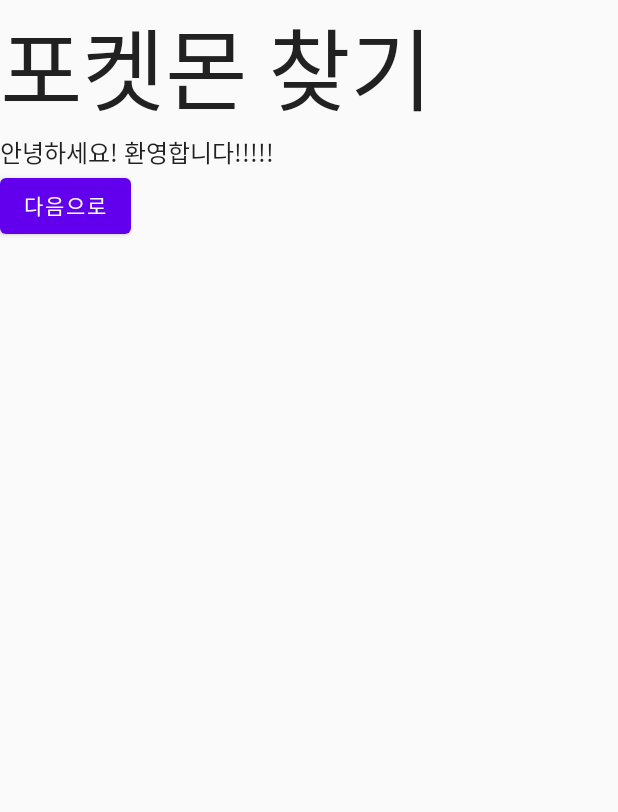
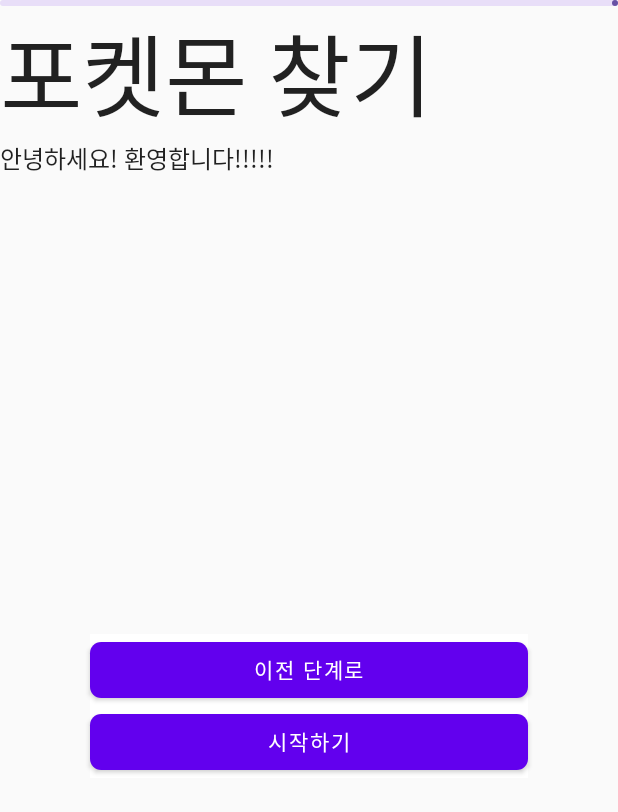
Before and after one commit to LeeSoJeong2/myPokemon, an Android app built with Jetpack Compose: the on_boarding screen opened through its navigation route, on a phone screen of 412 x 824 dp. Shown: the top 812 px of the screen. Run offline under Robolectric (Android 15) with nearby library versions, the phone set to English and light mode, and no system bars; our stand-ins replace Dagger/Hilt's generated code, Timber.

Commit message:
[fix] 온보딩 나가기 추가 및 버튼 분기 추가

```diff
--- a/app/src/main/java/com/kt/startkit/ui/features/onboarding/OnBoardingState.kt
+++ b/app/src/main/java/com/kt/startkit/ui/features/onboarding/OnBoardingState.kt
@@ -5,6 +5,9 @@ import com.kt.startkit.ui.features.onboarding.common.StepperState
 
 sealed class OnBoardingState(override val currentStep: Int, override val totalSteps: Int) :
     StepperState() {
+
+    class OnBoardingCancel(override val currentStep: Int, override val totalSteps: Int) :
+        OnBoardingState(currentStep, totalSteps)
     class OnBoardingInProgress(override val currentStep: Int, override val totalSteps: Int) :
         OnBoardingState(currentStep, totalSteps)
 
--- a/app/src/main/java/com/kt/startkit/ui/features/onboarding/OnBoardingStepper.kt
+++ b/app/src/main/java/com/kt/startkit/ui/features/onboarding/OnBoardingStepper.kt
@@ -1,22 +1,39 @@
 package com.kt.startkit.ui.features.onboarding
 
+import android.app.Activity
+import android.content.Context
+import android.util.Log
+import androidx.compose.foundation.layout.Arrangement
 import androidx.compose.foundation.layout.Column
 import androidx.compose.foundation.layout.Row
 import androidx.compose.foundation.layout.fillMaxHeight
+import androidx.compose.foundation.layout.fillMaxWidth
+import androidx.compose.material.AlertDialog
 import androidx.compose.material.Button
 import androidx.compose.material.MaterialTheme
 import androidx.compose.material.Text
+import androidx.compose.material3.LinearProgressIndicator
 import androidx.compose.runtime.Composable
+import androidx.compose.runtime.LaunchedEffect
+import androidx.compose.runtime.MutableState
 import androidx.compose.runtime.getValue
+import androidx.compose.runtime.mutableStateOf
+import androidx.compose.runtime.remember
 import androidx.compose.ui.Alignment
 import androidx.compose.ui.Modifier
+import androidx.compose.ui.platform.LocalContext
 import androidx.compose.ui.res.stringResource
+import androidx.compose.ui.window.Dialog
+import androidx.compose.ui.window.DialogProperties
 import androidx.hilt.navigation.compose.hiltViewModel
 import androidx.lifecycle.compose.collectAsStateWithLifecycle
+import androidx.navigation.NavController
 import com.kt.startkit.R
+import com.kt.startkit.core.datastore.PreferenceDataStore
 import com.kt.startkit.ui.features.main.LocalNavigationProvider
 import com.kt.startkit.ui.features.onboarding.common.Step
 import com.kt.startkit.ui.features.onboarding.step.find_pokemon.FindPokemonState
+import com.kt.startkit.ui.features.onboarding.step.find_pokemon.FindPokemonView
 import com.kt.startkit.ui.features.onboarding.step.find_pokemon.FindPokemonViewModel
 import com.kt.startkit.ui.features.onboarding.step.find_pokemon.sub_step.FindPokemonStep
 import com.kt.startkit.ui.features.onboarding.step.find_pokemon.sub_step.Screen
@@ -27,46 +44,38 @@ import com.kt.startkit.ui.navigator.navigate
 fun OnBoardingStepper(
     steps: List<Step>,
     stepperViewModel: OnBoardingViewModel = hiltViewModel(),
-    findPokemonViewModel: FindPokemonViewModel = hiltViewModel(),
-    // TODO 모든 viewmodel을 fetch해올 수 있으면 좋겠다,,
 ) {
 
     val navController = LocalNavigationProvider.current
     val stepperState by stepperViewModel.viewState.collectAsStateWithLifecycle()
-    val findPokemonState by findPokemonViewModel.viewState.collectAsStateWithLifecycle()
+    val step = steps[stepperState.currentStep]
+    var progress: Float = 0.0f
+
+    LaunchedEffect(step) {
+        progress = (stepperState.currentStep / steps.size).toFloat()
+    }
 
     Column(Modifier.fillMaxHeight()) {
+        LinearProgressIndicator(
+            progress = progress,
+            modifier = Modifier.fillMaxWidth(),
+
+        )
         Text(steps[stepperState.currentStep].title, style = MaterialTheme.typography.h2)
-        when (steps[stepperState.currentStep]) {
+        when (step) {
             is FindPokemonStep -> {
-                val findPokemonStep = steps[stepperState.currentStep] as FindPokemonStep
-                val subCurrentStep = findPokemonStep.subSteps[findPokemonState.currentStep]
-                Column {
-                    subCurrentStep.Screen(
-                        findPokemonViewModel
-                    )
-                    Row(
-                        verticalAlignment = Alignment.Bottom,
-                    ) {
-                        if (stepperState.currentStep > 0) Button(
-                            onClick = {
-                                subCurrentStep.onStepPrevious()
-                                findPokemonViewModel.updateStep(findPokemonState.currentStep - 1)
-                            }
-                        ) {
-                            Text(stringResource(R.string.previous_step))
-                        }
-                        Button(
-                            onClick = {
-                                subCurrentStep.onStepNext()
-                                findPokemonViewModel.updateStep(findPokemonState.currentStep + 1)
-                            }
-                        ) {
-                            Text(stringResource(R.string.next_step))
+                FindPokemonView(
+                    findPokemonStep = step,
+                    onPrevious = {
+                        stepperViewModel.updateStep(stepperState.currentStep - 1)
+                    }, onNext = {
+                        stepperViewModel.updateStep(stepperState.currentStep + 1)
+                    })
             }
         }
-                    if (findPokemonState is FindPokemonState.FindPokemonComplete) {
-                        stepperViewModel.updateStep(stepperState.currentStep + 1)
+    }
+    if (stepperState is OnBoardingState.OnBoardingCancel) {
+        OnBoardingDialog({ stepperViewModel.updateStep(stepperState.currentStep) }, navController)
     }
     if (stepperState is OnBoardingState.OnBoardingComplete) {
         navController.navigate(AppNavigationRoute.ROOT) {
@@ -75,7 +84,42 @@ fun OnBoardingStepper(
         }
     }
 }
+
+@Composable
+fun OnBoardingDialog(onDismiss: () -> Unit, navController: NavController) {
+//    val openDialog = remember {
+//        mutableStateOf(value)
+//    }
+    val activity = (LocalContext.current as? Activity)
+        AlertDialog(
+            onDismissRequest = {},
+            title = {
+                Text("나가면 종료됩니다.")
+            },
+            text = {
+                Text("다음에 다시 실행하실래요?")
+            },
+            dismissButton = {
+                Button(
+                    onClick = {
+                        onDismiss()
                     }
+                ) {
+                    Text("아니오")
                 }
+            },
+            confirmButton = {
+                Button(
+                    onClick = {
+                        activity?.finish()
                     }
+                ) {
+                    Text("예")
                 }
+            },
+            properties = DialogProperties(
+                dismissOnClickOutside = false,
+                dismissOnBackPress = false,
+            )
+        )
+}
--- a/app/src/main/java/com/kt/startkit/ui/features/onboarding/OnBoardingViewModel.kt
+++ b/app/src/main/java/com/kt/startkit/ui/features/onboarding/OnBoardingViewModel.kt
@@ -1,6 +1,7 @@
 package com.kt.startkit.ui.features.onboarding
 
 import androidx.lifecycle.viewModelScope
+import com.kt.startkit.core.datastore.PreferenceDataStore
 import com.kt.startkit.ui.features.onboarding.common.StepperViewModel
 import com.kt.startkit.ui.features.onboarding.step.find_pokemon.sub_step.MajorStep
 import dagger.hilt.android.lifecycle.HiltViewModel
@@ -8,7 +9,9 @@ import kotlinx.coroutines.launch
 import javax.inject.Inject
 
 @HiltViewModel
-class OnBoardingViewModel @Inject constructor() : StepperViewModel<OnBoardingState>(
+class OnBoardingViewModel @Inject constructor(
+    private val preferenceDataStore: PreferenceDataStore,
+) : StepperViewModel<OnBoardingState>(
     OnBoardingState.OnBoardingInProgress(
         currentStep = 0,
         totalSteps = MajorStep.values().size
@@ -16,6 +19,12 @@ class OnBoardingViewModel @Inject constructor() : StepperViewModel<OnBoardingSta
 ) {
     override fun updateStep(nextIndex: Int) {
         viewModelScope.launch {
+            if(nextIndex < 0) {
+                updateState {
+                    OnBoardingState.OnBoardingCancel(viewState.value.currentStep, viewState.value.totalSteps)
+                }
+                return@launch
+            }
             if (nextIndex in 0 until viewState.value.totalSteps) {
                 updateState {
                     OnBoardingState.OnBoardingInProgress(nextIndex, viewState.value.totalSteps)
@@ -28,6 +37,7 @@ class OnBoardingViewModel @Inject constructor() : StepperViewModel<OnBoardingSta
                     viewState.value.totalSteps
                 )
             }
+            preferenceDataStore.updateShowOnBoarding()
         }
     }
 }
--- a/app/src/main/java/com/kt/startkit/ui/features/onboarding/common/SubStep.kt
+++ b/app/src/main/java/com/kt/startkit/ui/features/onboarding/common/SubStep.kt
@@ -5,4 +5,6 @@ abstract class SubStep {
     abstract val title: String
     abstract val onStepNext: () -> Unit
     abstract val onStepPrevious: () -> Unit
+    abstract val previousButtonText: String?
+    abstract val nextButtonText: String?
 }
--- /dev/null
+++ b/app/src/main/java/com/kt/startkit/ui/features/onboarding/step/find_pokemon/FindPokemonView.kt
@@ -0,0 +1,98 @@
+package com.kt.startkit.ui.features.onboarding.step.find_pokemon
+
+import androidx.compose.foundation.background
+import androidx.compose.foundation.layout.Column
+import androidx.compose.foundation.layout.Row
+import androidx.compose.foundation.layout.Spacer
+import androidx.compose.foundation.layout.fillMaxWidth
+import androidx.compose.foundation.layout.padding
+import androidx.compose.foundation.shape.RoundedCornerShape
+import androidx.compose.material.Button
+import androidx.compose.material.ButtonDefaults
+import androidx.compose.material.MaterialTheme
+import androidx.compose.material.Text
+import androidx.compose.runtime.Composable
+import androidx.compose.runtime.getValue
+import androidx.compose.ui.Alignment
+import androidx.compose.ui.Modifier
+import androidx.compose.ui.graphics.Color
+import androidx.compose.ui.res.stringResource
+import androidx.compose.ui.unit.dp
+import androidx.hilt.navigation.compose.hiltViewModel
+import androidx.lifecycle.compose.collectAsStateWithLifecycle
+import com.kt.startkit.R
+import com.kt.startkit.ui.features.onboarding.OnBoardingState
+import com.kt.startkit.ui.features.onboarding.step.find_pokemon.sub_step.FindPokemonStep
+import com.kt.startkit.ui.features.onboarding.step.find_pokemon.sub_step.Screen
+import com.kt.startkit.ui.navigator.AppNavigationRoute
+import com.kt.startkit.ui.navigator.navigate
+
+@Composable
+fun FindPokemonView(
+    findPokemonStep: FindPokemonStep,
+    findPokemonViewModel: FindPokemonViewModel = hiltViewModel(),
+    onPrevious: () -> Unit,
+    onNext: () -> Unit,
+) {
+    val findPokemonState by findPokemonViewModel.viewState.collectAsStateWithLifecycle()
+    val subCurrentStep = findPokemonStep.subSteps[findPokemonState.currentStep]
+    Column {
+        subCurrentStep.Screen(
+            findPokemonViewModel
+        )
+        Spacer(modifier = Modifier.weight(1f))
+        Column(
+            modifier = Modifier
+                .fillMaxWidth()
+                .padding(horizontal = 20.dp)
+        ) {
+            Button(
+                shape = RoundedCornerShape(20),
+                onClick = {
+                    if (findPokemonState.currentStep == 0)
+                        onPrevious()
+                    else
+                        if (subCurrentStep.previousButtonText == null)
+                            findPokemonViewModel.updateStep(findPokemonState.currentStep - 1)
+                        else
+                            subCurrentStep.onStepPrevious()
+                },
+                modifier = Modifier
+                    .fillMaxWidth()
+                    .padding(horizontal = 40.dp)
+                    .background(Color.White),
+                colors = ButtonDefaults.buttonColors(backgroundColor = MaterialTheme.colors.primary)
+
+            ) {
+                Text(subCurrentStep.previousButtonText ?: "이전으로")
+            }
+            Button(
+                shape = RoundedCornerShape(20),
+                onClick = {
+                    if (findPokemonState.currentStep == findPokemonStep.subSteps.size - 1)
+                        onNext()
+                    else
+
+                    if (subCurrentStep.nextButtonText == null)
+                        findPokemonViewModel.updateStep(findPokemonState.currentStep + 1)
+                    else
+                        subCurrentStep.onStepNext()
+                },
+                modifier = Modifier
+                    .fillMaxWidth()
+                    .padding(horizontal = 40.dp)
+                    .background(Color.White),
+                colors = ButtonDefaults.buttonColors(backgroundColor = MaterialTheme.colors.primary)
+
+            ) {
+                Text(subCurrentStep.nextButtonText ?: "다음으로")
+            }
+        }
+        Spacer(modifier = Modifier.weight(1f))
+    }
+}
+
+//@Composable
+//fun StepButton() {
+//
+//}
--- a/app/src/main/java/com/kt/startkit/ui/features/onboarding/step/find_pokemon/sub_step/FindPokemonSubStep.kt
+++ b/app/src/main/java/com/kt/startkit/ui/features/onboarding/step/find_pokemon/sub_step/FindPokemonSubStep.kt
@@ -30,6 +30,8 @@ enum class FindPokemonSubStepType {
                     onStepNext = {
                         Timber.d("stepper Intro Next")
                     },
+                    previousButtonText = "이전 단계로",
+                    nextButtonText = "시작하기",
                 )
             }
             UserProfile -> {
@@ -42,6 +44,8 @@ enum class FindPokemonSubStepType {
                     onStepNext = {
                         Timber.d("stepper userinput next")
                     },
+                    previousButtonText = "이전으로",
+                    nextButtonText = "다음으로",
                 )
             }
             TravelSite -> {
@@ -54,6 +58,8 @@ enum class FindPokemonSubStepType {
                     onStepNext = {
                         Timber.d("stepper TravelSite Next")
                     },
+                    previousButtonText = "도시",
+                    nextButtonText = "자연",
                 )
             }
             Routine -> {
@@ -66,6 +72,8 @@ enum class FindPokemonSubStepType {
                     onStepNext = {
                         Timber.d("stepper Routine Next")
                     },
+                    previousButtonText = "퇴근하기",
+                    nextButtonText = "야근하기",
                 )
             }
             Complete -> {
@@ -78,6 +86,8 @@ enum class FindPokemonSubStepType {
                     onStepNext = {
                         Timber.d("stepper Complete Next")
                     },
+                    previousButtonText = "이전으로",
+                    nextButtonText = "다음 단계로",
                 )
             }
         }
@@ -90,40 +100,49 @@ enum class FindPokemonSubStepType {
 /// step 2: 도시, 자연
 /// step 3: 집 가기, 야근하기
 /// step 4: 완료(선택한 결과 reduce -> 결과 retrofit fetch
-
 sealed class FindPokemonSubStep: SubStep() {
     data class Intro(
         override val state: StepState,
         override val title: String,
         override val onStepNext: () -> Unit,
-        override val onStepPrevious: () -> Unit
+        override val onStepPrevious: () -> Unit,
+        override val previousButtonText: String?,
+        override val nextButtonText: String?,
     ): FindPokemonSubStep()
     data class UserProfile(
         override val state: StepState,
         override val title: String,
         override val onStepNext: () -> Unit,
-        override val onStepPrevious: () -> Unit
+        override val onStepPrevious: () -> Unit,
+        override val previousButtonText: String?,
+        override val nextButtonText: String?,
     ): FindPokemonSubStep()
 
     class TravelSite(
         override val state: StepState,
         override val title: String,
         override val onStepNext: () -> Unit,
-        override val onStepPrevious: () -> Unit
+        override val onStepPrevious: () -> Unit,
+        override val previousButtonText: String?,
+        override val nextButtonText: String?,
     ): FindPokemonSubStep()
 
     class Routine(
         override val state: StepState,
         override val title: String,
         override val onStepNext: () -> Unit,
-        override val onStepPrevious: () -> Unit
+        override val onStepPrevious: () -> Unit,
+        override val previousButtonText: String?,
+        override val nextButtonText: String?,
     ): FindPokemonSubStep()
 
     class Complete(
         override val state: StepState,
         override val title: String,
         override val onStepNext: () -> Unit,
-        override val onStepPrevious: () -> Unit
+        override val onStepPrevious: () -> Unit,
+        override val previousButtonText: String?,
+        override val nextButtonText: String?,
     ): FindPokemonSubStep()
 }
 
--- a/app/src/main/java/com/kt/startkit/ui/features/onboarding/step/find_pokemon/view/IntroView.kt
+++ b/app/src/main/java/com/kt/startkit/ui/features/onboarding/step/find_pokemon/view/IntroView.kt
@@ -1,13 +1,20 @@
 package com.kt.startkit.ui.features.onboarding.step.find_pokemon.view
 
+import androidx.compose.foundation.layout.Column
+import androidx.compose.foundation.layout.Row
+import androidx.compose.material.Button
 import androidx.compose.material.Text
 import androidx.compose.runtime.Composable
+import androidx.compose.runtime.getValue
 import androidx.hilt.navigation.compose.hiltViewModel
+import androidx.lifecycle.compose.collectAsStateWithLifecycle
 import com.kt.startkit.ui.features.onboarding.step.find_pokemon.FindPokemonViewModel
 
 @Composable
 fun IntroView(
     findPokemonViewModel: FindPokemonViewModel,
 ) {
-    Text("안녕하세요! 환영합니다!!!!!")
+    Column {
+        Text("안녕하세요! 환영합니다!!!!!")
+    }
 }
--- a/app/src/main/java/com/kt/startkit/ui/features/start/StartViewModel.kt
+++ b/app/src/main/java/com/kt/startkit/ui/features/start/StartViewModel.kt
@@ -26,11 +26,6 @@ class StartViewModel @Inject constructor(
                 // 자동 로그인 여부
                 if (canAutoLogin()) {
                     updateState { StartState.NavigateToRouteScreen }
-//                    userProfileRepository.fetchProfile()
-//                    updateState {
-//                        StartScreenState.NavigateToMain
-//                    }
-//                    return@launch
                 }
                 else {
                     updateState { StartState.NeedToLogin }
```
Also changed, not shown: app/src/main/java/com/kt/startkit/ui/features/route/RouteViewModel.kt (+6 -4 lines). Lines whose indentation alone changed are shown as unchanged.
